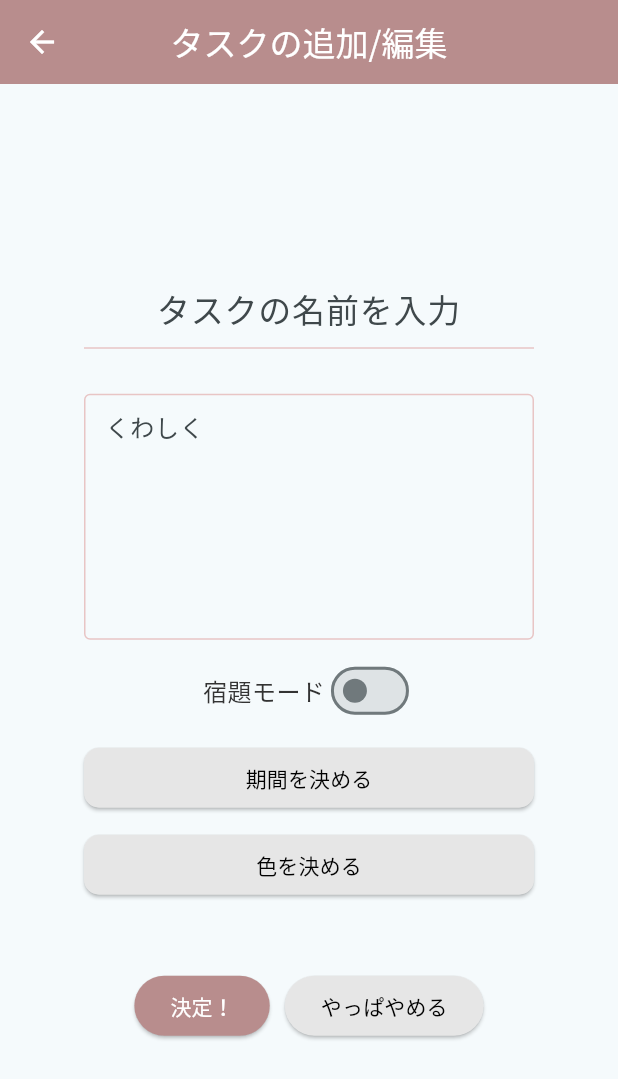
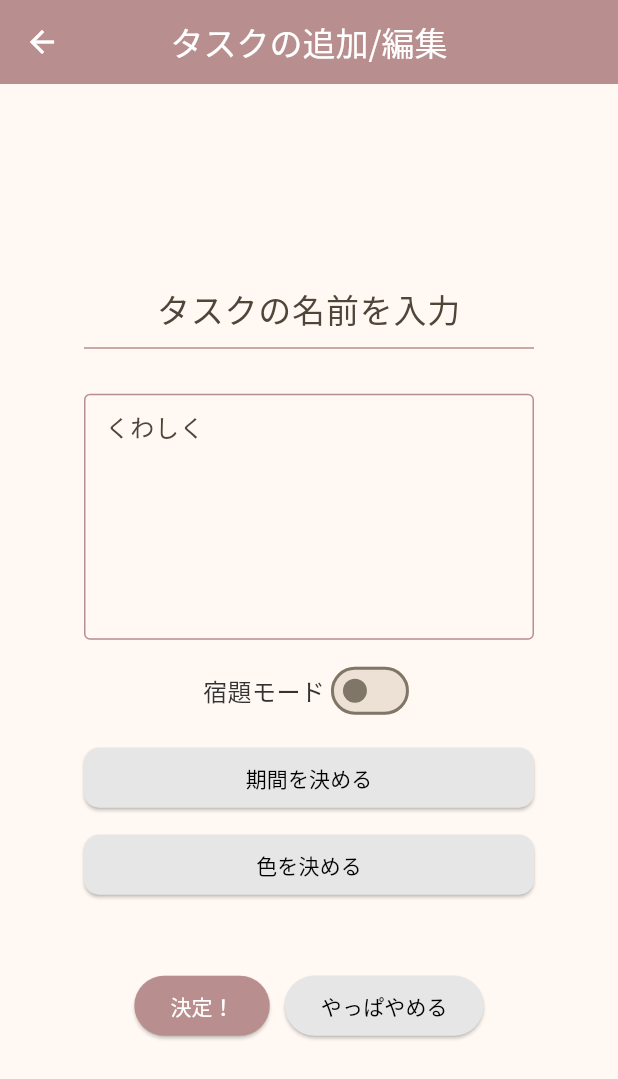
Before and after one commit to micomi-app/MicoMi, a Flutter app: the screen it shows after launch, after a tap on "タスクを追加", on a phone screen of 412 x 824 dp. Shown: the top 1079 px of the screen. Run offline on Flutter 3.47's test engine with Material 3 defaults, Android fonts, the phone set to English and light mode, and no system bars; our stand-ins replace flutter_colorpicker, simple_animations, sqflite, table_calendar, vibration; missing offline and left inert: navigator_scope; accounts and stored records are empty.

Commit message:
テーマをオレンジっぽくした

```diff
--- a/lib/custom_material_app.dart
+++ b/lib/custom_material_app.dart
@@ -13,10 +13,10 @@ class CustomMaterialApp extends StatelessWidget {
       title: title,
       theme: ThemeData(
         colorScheme: ColorScheme.fromSeed(
-          seedColor: const Color(0xff8daeb8),
-          primary: const Color(0xff8daeb8),
+          seedColor: const Color(0xffb8a78e),
+          primary: const Color(0xffb8a78e),
           onPrimary: Colors.white,
-          secondary: const Color(0xffc5e0e8),
+          secondary: const Color(0xffb8a78e),
           onSecondary: Colors.black,
           tertiary: Color.lerp(Colors.black, Colors.white, 0.9),
           onTertiary: Colors.black,
@@ -34,12 +34,12 @@ class CustomMaterialApp extends StatelessWidget {
         fontFamily: "Noto Sans JP",
       ),
       darkTheme: ThemeData(
-        primaryColor: const Color(0xff4e7682),
+        primaryColor: const Color(0xff826b4e),
         colorScheme: ColorScheme.fromSeed(
-          seedColor: const Color(0xff4e7682),
-          primary: const Color(0xff4e7682),
+          seedColor: const Color(0xff826b4e),
+          primary: const Color(0xff826b4e),
           onPrimary: Colors.white,
-          secondary: Color.lerp(const Color(0xff4e7682), Colors.black, 0.5)!,
+          secondary: Color.lerp(const Color(0xff826b4e), Colors.black, 0.5)!,
           onSecondary: Colors.white,
           tertiary: Color.lerp(Colors.white, Colors.black, 0.9),
           onTertiary: Colors.white,
--- a/lib/edit_task.dart
+++ b/lib/edit_task.dart
@@ -81,6 +81,9 @@ class EditPageState extends State<EditPage> {
                 },
               ),
               TextButton(
+                style: TextButton.styleFrom(
+                  foregroundColor: theme(context).onBackground,
+                ),
                 child: const Text("やめない"),
                 onPressed: () {
                   Vibration.vibrate(duration: 10);
```
